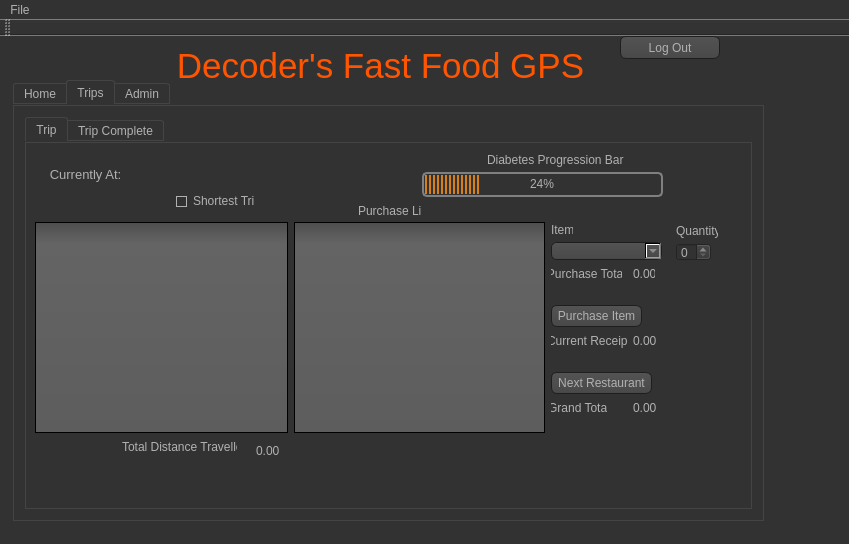
Old version of the form Decoders GUI/mainwindow.ui in the repository kevvaria/Decoders-Repository.
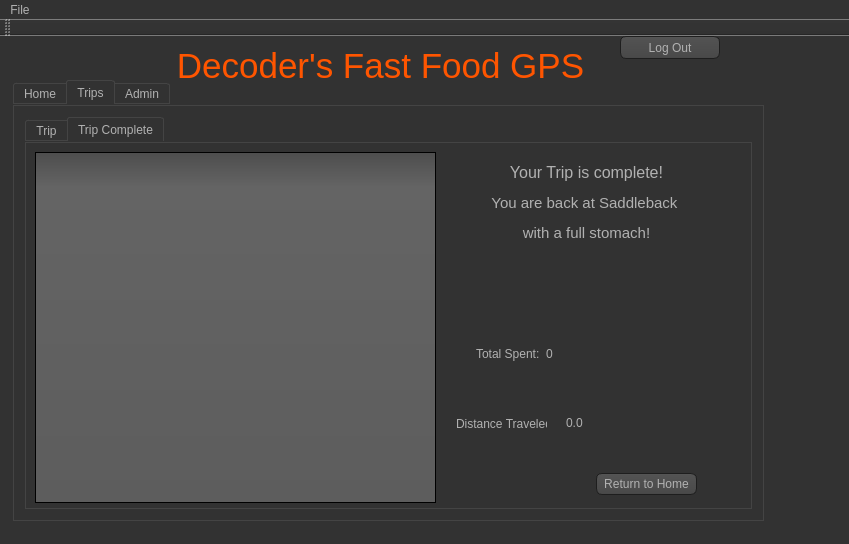
New version of the form. The open tabs and pages were chosen to show the change. Icons and pictures are not drawn.

```diff
--- a/Decoders GUI/mainwindow.ui
+++ b/Decoders GUI/mainwindow.ui
@@ -524,7 +524,7 @@
        <rect>
         <x>9</x>
         <y>9</y>
-        <width>161</width>
+        <width>301</width>
         <height>38</height>
        </rect>
       </property>
@@ -532,7 +532,7 @@
        <string notr="true">font: 75 20pt &quot;Comic Sans MS&quot;;</string>
       </property>
       <property name="text">
-       <string>&lt;html&gt;&lt;head/&gt;&lt;body&gt;&lt;p&gt;&lt;span style=&quot; font-size:14pt;&quot;&gt;Select Trip:&lt;/span&gt;&lt;/p&gt;&lt;/body&gt;&lt;/html&gt;</string>
+       <string>&lt;html&gt;&lt;head/&gt;&lt;body&gt;&lt;p&gt;&lt;span style=&quot; font-size:14pt;&quot;&gt;Select Trip: &lt;/span&gt;&lt;/p&gt;&lt;/body&gt;&lt;/html&gt;</string>
       </property>
      </widget>
      <widget class="QPushButton" name="StartDefaultTrip">
@@ -606,8 +606,8 @@
      <widget class="QLabel" name="loR">
       <property name="geometry">
        <rect>
-        <x>270</x>
-        <y>40</y>
+        <x>280</x>
+        <y>50</y>
         <width>121</width>
         <height>16</height>
        </rect>
@@ -668,7 +668,7 @@
      <widget class="QTableWidget" name="restTable">
       <property name="geometry">
        <rect>
-        <x>180</x>
+        <x>200</x>
         <y>70</y>
         <width>256</width>
         <height>192</height>
@@ -694,16 +694,32 @@
        <string>You Have added:</string>
       </property>
      </widget>
+     <widget class="QLabel" name="label_10">
+      <property name="geometry">
+       <rect>
+        <x>0</x>
+        <y>180</y>
+        <width>171</width>
+        <height>221</height>
+       </rect>
+      </property>
+      <property name="text">
+       <string>&lt;html&gt;&lt;head/&gt;&lt;body&gt;&lt;p&gt;&lt;span style=&quot; font-size:12pt;&quot;&gt;You are at Saddleback College, feeling extremely hungry.&lt;/span&gt;&lt;/p&gt;&lt;p&gt;Select a trip to go on&lt;/p&gt;&lt;p&gt;Default: Visit all restaurants in the most efficient order&lt;/p&gt;&lt;p&gt;Custom 1: Pick the first restaurant and total to visit and visit in most efficient order&lt;/p&gt;&lt;p&gt;Custom 2: Pick all restaurants to visit and visit in most efficient order&lt;/p&gt;&lt;/body&gt;&lt;/html&gt;</string>
+      </property>
+      <property name="wordWrap">
+       <bool>true</bool>
+      </property>
+     </widget>
     </widget>
     <widget class="QWidget" name="TripsTab">
      <attribute name="title">
       <string>Trips</string>
      </attribute>
      <layout class="QGridLayout" name="gridLayout_4">
-      <item row="0" column="1">
+      <item row="0" column="0" colspan="2">
        <widget class="QTabWidget" name="TripsTab">
         <property name="currentIndex">
-         <number>0</number>
+         <number>1</number>
         </property>
         <widget class="QWidget" name="TripTab">
          <attribute name="title">
@@ -714,7 +730,7 @@
            <rect>
             <x>396</x>
             <y>29</y>
-            <width>241</width>
+            <width>281</width>
             <height>25</height>
            </rect>
           </property>
@@ -727,7 +743,7 @@
            <rect>
             <x>9</x>
             <y>79</y>
-            <width>253</width>
+            <width>241</width>
             <height>211</height>
            </rect>
           </property>
@@ -744,10 +760,10 @@
          <widget class="QComboBox" name="menuCB">
           <property name="geometry">
            <rect>
-            <x>525</x>
-            <y>99</y>
-            <width>111</width>
-            <height>18</height>
+            <x>550</x>
+            <y>90</y>
+            <width>121</width>
+            <height>20</height>
            </rect>
           </property>
           <property name="styleSheet">
@@ -757,8 +773,8 @@
          <widget class="QSpinBox" name="quantityPurchase">
           <property name="geometry">
            <rect>
-            <x>650</x>
-            <y>100</y>
+            <x>680</x>
+            <y>90</y>
             <width>35</width>
             <height>18</height>
            </rect>
@@ -789,8 +805,8 @@
          <widget class="QLabel" name="label_19">
           <property name="geometry">
            <rect>
-            <x>525</x>
-            <y>123</y>
+            <x>568</x>
+            <y>116</y>
             <width>71</width>
             <height>16</height>
            </rect>
@@ -805,8 +821,8 @@
          <widget class="QPushButton" name="pushButton_2">
           <property name="geometry">
            <rect>
-            <x>525</x>
-            <y>162</y>
+            <x>568</x>
+            <y>155</y>
             <width>91</width>
             <height>22</height>
            </rect>
@@ -818,8 +834,8 @@
          <widget class="QLabel" name="label_5">
           <property name="geometry">
            <rect>
-            <x>525</x>
-            <y>190</y>
+            <x>568</x>
+            <y>183</y>
             <width>76</width>
             <height>16</height>
            </rect>
@@ -862,7 +878,7 @@
            <rect>
             <x>268</x>
             <y>79</y>
-            <width>251</width>
+            <width>281</width>
             <height>211</height>
            </rect>
           </property>
@@ -879,8 +895,8 @@
          <widget class="QLabel" name="label_16">
           <property name="geometry">
            <rect>
-            <x>525</x>
-            <y>79</y>
+            <x>580</x>
+            <y>70</y>
             <width>22</width>
             <height>16</height>
            </rect>
@@ -889,19 +905,6 @@
            <string>Item</string>
           </property>
          </widget>
-         <widget class="QCheckBox" name="checkBox">
-          <property name="geometry">
-           <rect>
-            <x>150</x>
-            <y>50</y>
-            <width>79</width>
-            <height>16</height>
-           </rect>
-          </property>
-          <property name="text">
-           <string>Shortest Trip</string>
-          </property>
-         </widget>
          <widget class="QLabel" name="dlvl">
           <property name="geometry">
            <rect>
@@ -918,8 +921,8 @@
          <widget class="QPushButton" name="nextRest">
           <property name="geometry">
            <rect>
-            <x>525</x>
-            <y>229</y>
+            <x>568</x>
+            <y>222</y>
             <width>101</width>
             <height>22</height>
            </rect>
@@ -944,8 +947,8 @@
          <widget class="QLabel" name="label_15">
           <property name="geometry">
            <rect>
-            <x>525</x>
-            <y>257</y>
+            <x>568</x>
+            <y>250</y>
             <width>56</width>
             <height>16</height>
            </rect>
@@ -975,7 +978,7 @@
            <rect>
             <x>110</x>
             <y>20</y>
-            <width>181</width>
+            <width>211</width>
             <height>27</height>
            </rect>
           </property>
@@ -992,8 +995,8 @@
          <widget class="QLabel" name="CR">
           <property name="geometry">
            <rect>
-            <x>607</x>
-            <y>190</y>
+            <x>650</x>
+            <y>183</y>
             <width>41</width>
             <height>16</height>
            </rect>
@@ -1005,8 +1008,8 @@
          <widget class="QLabel" name="PT">
           <property name="geometry">
            <rect>
-            <x>607</x>
-            <y>123</y>
+            <x>650</x>
+            <y>116</y>
             <width>22</width>
             <height>16</height>
            </rect>
@@ -1018,8 +1021,8 @@
          <widget class="QLabel" name="GT">
           <property name="geometry">
            <rect>
-            <x>607</x>
-            <y>257</y>
+            <x>650</x>
+            <y>250</y>
             <width>41</width>
             <height>16</height>
            </rect>
@@ -1031,8 +1034,8 @@
          <widget class="QLabel" name="label_4">
           <property name="geometry">
            <rect>
-            <x>650</x>
-            <y>80</y>
+            <x>680</x>
+            <y>70</y>
             <width>42</width>
             <height>16</height>
            </rect>
@@ -1056,7 +1059,6 @@
          </widget>
          <zorder>dProgress</zorder>
          <zorder>dlvl</zorder>
-         <zorder>checkBox</zorder>
          <zorder>diabetes</zorder>
          <zorder>label_98</zorder>
          <zorder>defMenu</zorder>
@@ -1102,14 +1104,14 @@
          <widget class="QLabel" name="label_2">
           <property name="geometry">
            <rect>
-            <x>470</x>
+            <x>440</x>
             <y>20</y>
-            <width>221</width>
-            <height>31</height>
+            <width>241</width>
+            <height>111</height>
            </rect>
           </property>
           <property name="text">
-           <string>&lt;html&gt;&lt;head/&gt;&lt;body&gt;&lt;p&gt;&lt;span style=&quot; font-size:12pt;&quot;&gt;Your Trip is complete!&lt;/span&gt;&lt;/p&gt;&lt;p&gt;&lt;br/&gt;&lt;/p&gt;&lt;/body&gt;&lt;/html&gt;</string>
+           <string>&lt;html&gt;&lt;head/&gt;&lt;body&gt;&lt;p align=&quot;center&quot;&gt;&lt;span style=&quot; font-size:12pt;&quot;&gt;Your Trip is complete!&lt;/span&gt;&lt;/p&gt;&lt;p align=&quot;center&quot;&gt;&lt;span style=&quot; font-size:11pt;&quot;&gt;You are back at Saddleback &lt;/span&gt;&lt;/p&gt;&lt;p align=&quot;center&quot;&gt;&lt;span style=&quot; font-size:11pt;&quot;&gt;with a full stomach!&lt;/span&gt;&lt;/p&gt;&lt;p align=&quot;center&quot;&gt;&lt;br/&gt;&lt;/p&gt;&lt;/body&gt;&lt;/html&gt;</string>
           </property>
          </widget>
          <widget class="QLabel" name="label_7">
```
